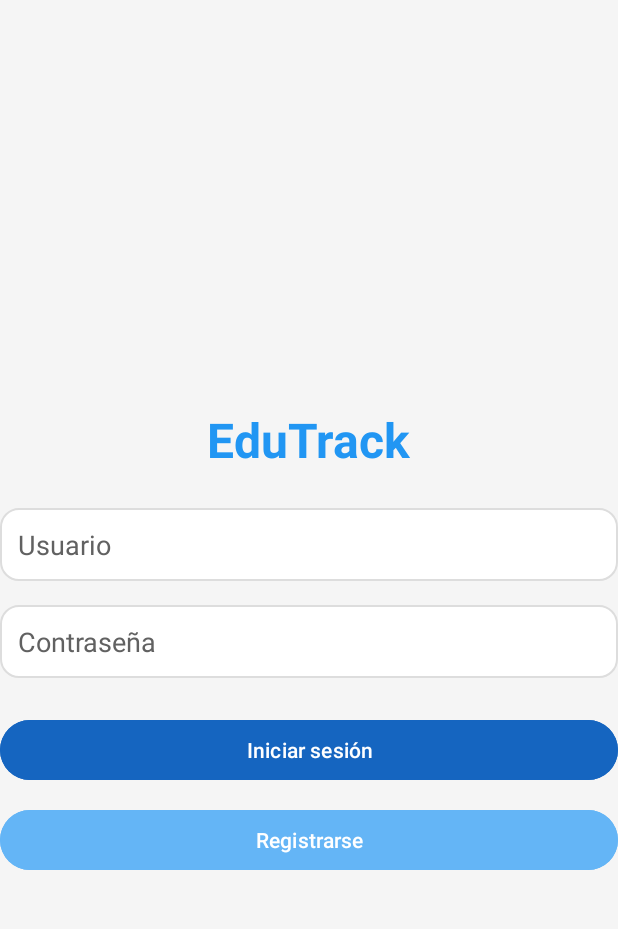
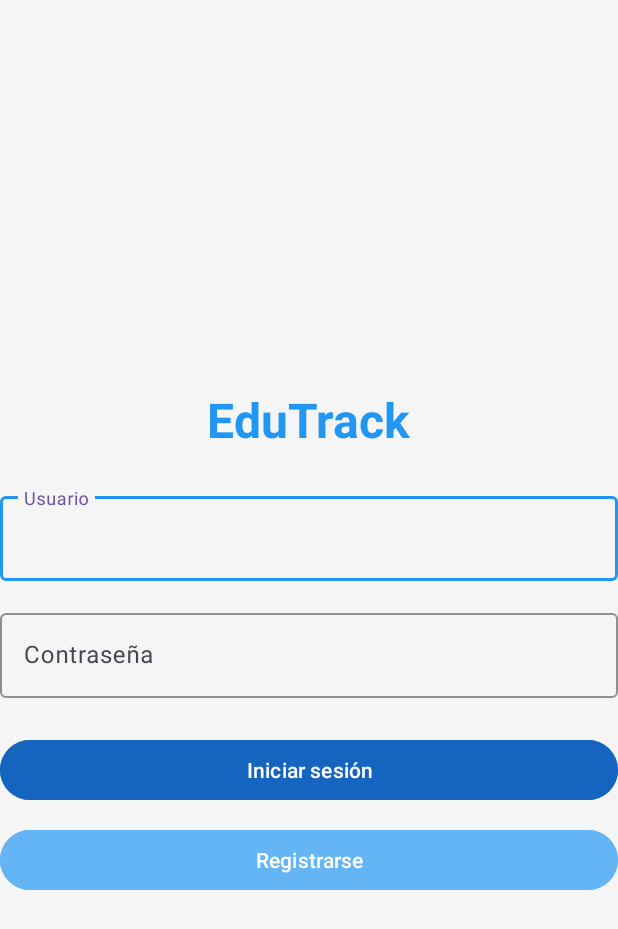
Before and after one commit to AntolinoRetana/EduTrack, an Android app: the screen it shows after launch (LoginActivity), on a phone screen of 412 x 824 dp. Shown: the top 929 px of the screen. Run offline under Robolectric (Android 15) with nearby library versions, the phone set to English and light mode, and no system bars.

Commit message:
Cambios en el diseño del EditText del Formulario Login

```diff
--- a/app/build.gradle
+++ b/app/build.gradle
@@ -69,4 +69,5 @@ dependencies {
     implementation 'androidx.appcompat:appcompat:1.6.1'
     implementation 'androidx.constraintlayout:constraintlayout:2.1.4'
     implementation 'com.google.android.material:material:1.11.0'
+
 }
--- a/app/src/main/res/layout/activity_login.xml
+++ b/app/src/main/res/layout/activity_login.xml
@@ -1,6 +1,6 @@
-<?xml version="1.0" encoding="utf-8"?>
 <ScrollView
     xmlns:android="http://schemas.android.com/apk/res/android"
+    xmlns:app="http://schemas.android.com/apk/res-auto"
     android:layout_width="match_parent"
     android:layout_height="match_parent"
     android:background="#F5F5F5"
@@ -15,12 +15,6 @@
         android:gravity="center"
         android:layout_gravity="center_vertical">
 
-        <LinearLayout
-            android:layout_width="match_parent"
-            android:layout_height="wrap_content"
-            android:orientation="vertical"
-            android:gravity="center_horizontal">
-
         <TextView
             android:text="EduTrack"
             android:textSize="32sp"
@@ -31,24 +25,34 @@
             android:layout_width="wrap_content"
             android:layout_height="wrap_content"/>
 
-            <EditText
-                android:id="@+id/etUsuario"
-                android:hint="Usuario"
+        <!-- Usuario -->
+        <com.google.android.material.textfield.TextInputLayout
             android:layout_width="match_parent"
             android:layout_height="wrap_content"
-                android:background="@drawable/bg_input"
-                android:padding="12dp"
-                android:layout_marginBottom="16dp"/>
+            android:layout_marginBottom="16dp"
+            app:boxStrokeColor="@color/colorPrimary">
 
-            <EditText
-                android:id="@+id/etPassword"
-                android:hint="Contraseña"
-                android:inputType="textPassword"
+            <com.google.android.material.textfield.TextInputEditText
+                android:id="@+id/etUsuario"
                 android:layout_width="match_parent"
                 android:layout_height="wrap_content"
-                android:background="@drawable/bg_input"
-                android:padding="12dp"
-                android:layout_marginBottom="24dp"/>
+                android:hint="Usuario"/>
+        </com.google.android.material.textfield.TextInputLayout>
+
+        <!-- Contraseña -->
+        <com.google.android.material.textfield.TextInputLayout
+            android:layout_width="match_parent"
+            android:layout_height="wrap_content"
+            android:layout_marginBottom="24dp"
+            app:boxStrokeColor="@color/colorPrimary">
+
+            <com.google.android.material.textfield.TextInputEditText
+                android:id="@+id/etPassword"
+                android:layout_width="match_parent"
+                android:layout_height="wrap_content"
+                android:hint="Contraseña"
+                android:inputType="textPassword"/>
+        </com.google.android.material.textfield.TextInputLayout>
 
         <Button
             android:id="@+id/btnLogin"
@@ -67,5 +71,4 @@
             android:backgroundTint="@color/colorSecondary"
             android:textColor="#FFFFFF"/>
     </LinearLayout>
-    </LinearLayout>
 </ScrollView>
```
Lines whose indentation alone changed are shown as unchanged.
